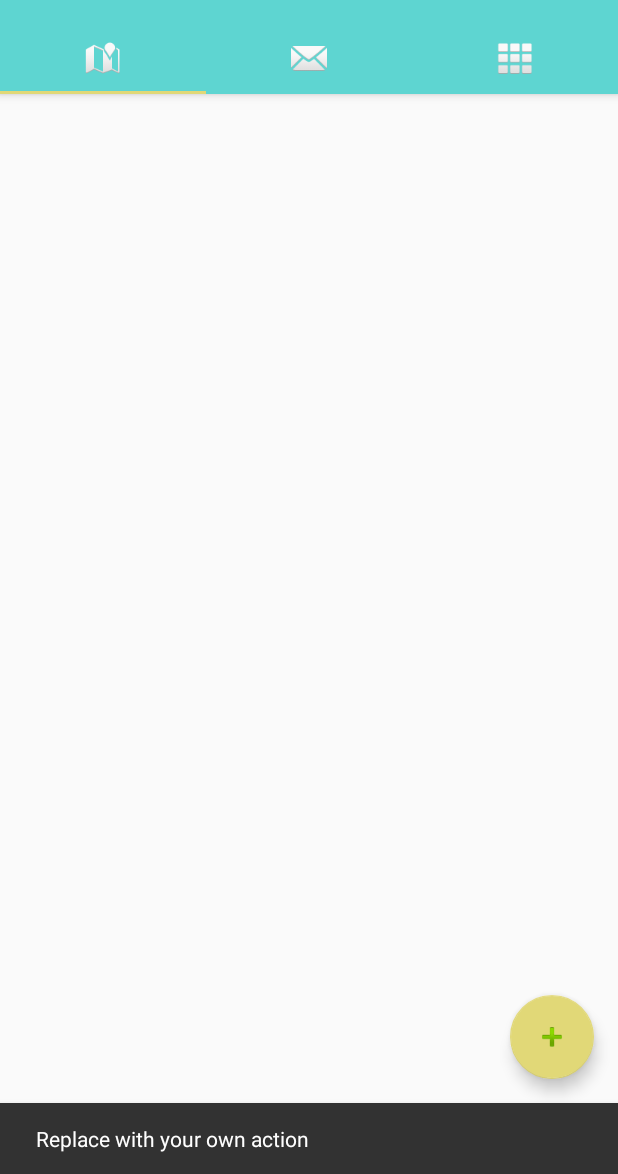
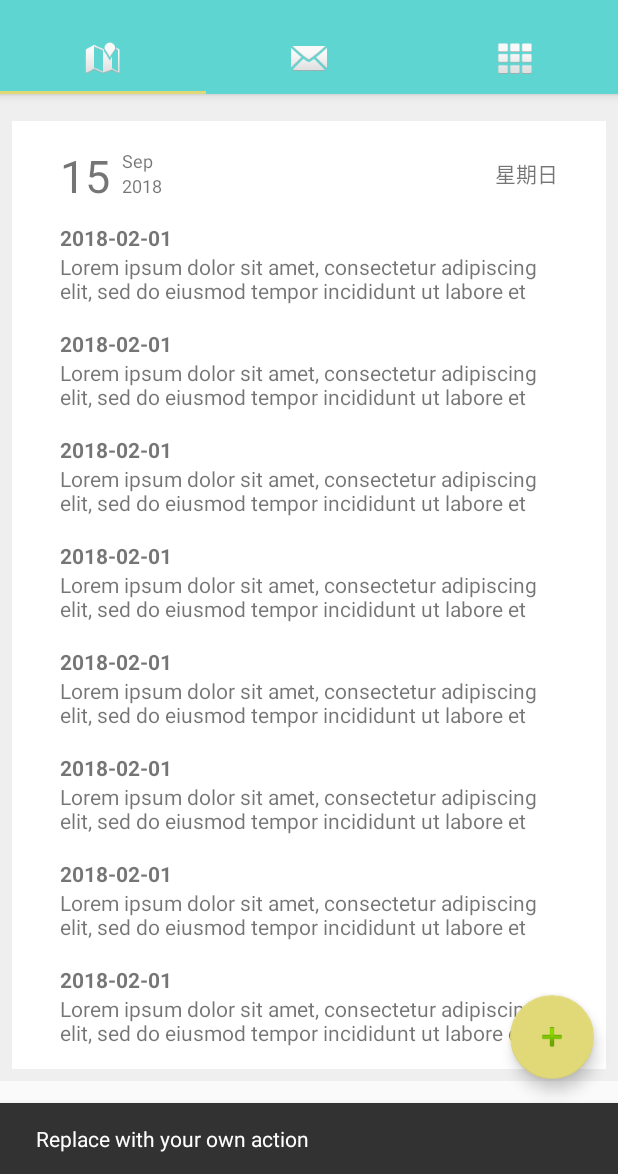
Before and after one commit to acercow/OneDay-Android, an Android app: the screen it shows after launch (HomeActivity), after a tap on an icon or button, on a phone screen of 412 x 824 dp, the part 62-1236 px from its top. Run offline under Robolectric (Android 15) with nearby library versions, the phone set to English and light mode, and no system bars; our stand-ins replace Room's generated code, RxJava.

Commit message:
timeline 简化版

```diff
--- a/app/src/main/java/com/acercow/oneday/BaseFragment.java
+++ b/app/src/main/java/com/acercow/oneday/BaseFragment.java
@@ -1,15 +1,15 @@
 package com.acercow.oneday;
 
-import android.app.Fragment;
 import android.content.Context;
 import android.os.Bundle;
+import android.support.v4.app.Fragment;
 import android.util.Log;
 import android.view.LayoutInflater;
 import android.view.View;
 import android.view.ViewGroup;
 
 /**
- * Created by JansenZhao on 2017/11/16.
+ * Created by zhaosen on 2017/11/16.
  */
 public abstract class BaseFragment extends Fragment implements View.OnClickListener {
     private boolean isDebug;
--- a/app/src/main/java/com/acercow/oneday/data/Note.java
+++ b/app/src/main/java/com/acercow/oneday/data/Note.java
@@ -1,6 +1,5 @@
 package com.acercow.oneday.data;
 
-import android.arch.persistence.room.ColumnInfo;
 import android.arch.persistence.room.Entity;
 import android.arch.persistence.room.PrimaryKey;
 import android.support.annotation.NonNull;
@@ -20,13 +19,13 @@ public class Note {
     private int weather;
     private int emotion;
     private int color;
-    private long date;
+    private String date;
     private long location;
     private String author;
     private String title;
     private String content;
 
-    public Note(String id, int weather, int emotion, int color, long date, long location, String author, String title, String content) {
+    public Note(String id, int weather, int emotion, int color, String date, long location, String author, String title, String content) {
         this.id = id;
         this.weather = weather;
         this.emotion = emotion;
@@ -70,11 +69,11 @@ public class Note {
         this.color = color;
     }
 
-    public long getDate() {
+    public String getDate() {
         return date;
     }
 
-    public void setDate(long date) {
+    public void setDate(String date) {
         this.date = date;
     }
 
--- a/app/src/main/java/com/acercow/oneday/data/repository/local/NotesLocalDataSource.java
+++ b/app/src/main/java/com/acercow/oneday/data/repository/local/NotesLocalDataSource.java
@@ -10,7 +10,9 @@ import com.acercow.oneday.data.NotesDataSource;
 
 import java.util.List;
 
+import io.reactivex.Completable;
 import io.reactivex.Flowable;
+import io.reactivex.schedulers.Schedulers;
 
 /**
  * Created by zhaosen on 2018/2/3.
@@ -19,9 +21,12 @@ public class NotesLocalDataSource implements NotesDataSource {
 
     private static NotesLocalDataSource INSTANCE = null;
     private AppDataBase mDatabase = null;
+
     private NotesLocalDataSource(Context context) {
-        mDatabase = Room.databaseBuilder(context.getApplicationContext(), AppDataBase.class, "one-day")
-        .build();
+        Completable.fromAction(() ->
+                mDatabase = Room.databaseBuilder(context.getApplicationContext(), AppDataBase.class, "one-day").build())
+                .subscribeOn(Schedulers.io())
+                .subscribe();
     }
 
     public static NotesLocalDataSource getInstance(Context context) {
@@ -43,22 +48,30 @@ public class NotesLocalDataSource implements NotesDataSource {
 
     @Override
     public void saveNote(@NonNull Note note) {
-        mDatabase.noteDao().insertAll(note);
+        Completable.fromAction(() -> mDatabase.noteDao().insertAll(note))
+                .subscribeOn(Schedulers.io())
+                .subscribe();
     }
 
     @Override
     public void updateNote(@NonNull Note note) {
-        mDatabase.noteDao().updateNotes(note);
+        Completable.fromAction(() -> mDatabase.noteDao().updateNotes(note))
+                .subscribeOn(Schedulers.io())
+                .subscribe();
     }
 
 
     @Override
     public void deleteNotes(@NonNull Note... notes) {
-        mDatabase.noteDao().deleteNotes(notes);
+        Completable.fromAction(() -> mDatabase.noteDao().deleteNotes(notes))
+                .subscribeOn(Schedulers.io())
+                .subscribe();
     }
 
     @Override
     public void deleteAll() {
-        mDatabase.noteDao().deleteAll();
+        Completable.fromAction(() -> mDatabase.noteDao().deleteAll())
+                .subscribeOn(Schedulers.io())
+                .subscribe();
     }
 }
--- a/app/src/main/java/com/acercow/oneday/data/repository/remote/NotesRemoteDataSource.java
+++ b/app/src/main/java/com/acercow/oneday/data/repository/remote/NotesRemoteDataSource.java
@@ -24,7 +24,6 @@ public class NotesRemoteDataSource implements NotesDataSource {
 
     private NotesRemoteDataSource() {
         FAKE_REMOTE_DATA = new HashMap<>();
-        FAKE_REMOTE_DATA.put("00000000", new Note("00000000", 1, 1, 1, 0, 1, "tester", "test title", "test content"));
     }
 
     public static NotesRemoteDataSource getInstance() {
--- /dev/null
+++ b/app/src/main/java/com/acercow/oneday/note/timeline/TimelineAdapter.java
@@ -0,0 +1,95 @@
+package com.acercow.oneday.note.timeline;
+
+import android.content.Context;
+import android.support.v7.widget.RecyclerView;
+import android.view.LayoutInflater;
+import android.view.View;
+import android.view.ViewGroup;
+import android.widget.TextView;
+
+import com.acercow.oneday.R;
+import com.acercow.oneday.data.Note;
+
+import java.util.ArrayList;
+import java.util.List;
+
+/**
+ * Created by zhaosen on 2018/2/9.
+ */
+
+public class TimelineAdapter extends RecyclerView.Adapter<TimelineAdapter.NoteItemViewHolder> {
+    private List<Note> mNotes = new ArrayList<>();
+    private static final int VIEW_TYPE_TIME_TAG = 0;
+    private static final int VIEW_TYPE_NOTE_ITEM = 1;
+
+    private Context mContext;
+    private LayoutInflater mLayoutInflater;
+    private String mPreviousDate = "";
+
+    public TimelineAdapter(Context context) {
+        this.mContext = context;
+        this.mLayoutInflater = LayoutInflater.from(context);
+    }
+
+    public void setData(List<Note> notes) {
+        this.mNotes = notes;
+    }
+
+    public void removeItem(Note note) {
+        mNotes.remove(note);
+    }
+
+    public void addItem(Note note) {
+        mNotes.add(note);
+    }
+
+
+    @Override
+    public NoteItemViewHolder onCreateViewHolder(ViewGroup parent, int viewType) {
+        return new NoteItemViewHolder(mLayoutInflater.inflate(R.layout.timeline_item_note, parent, false));
+    }
+
+    @Override
+    public void onBindViewHolder(NoteItemViewHolder holder, int position) {
+        Note note = mNotes.get(position);
+        if (isTimeTagHidePosition(position)) {
+            holder.cvContent.setVisibility(View.GONE);
+        } else {
+            holder.cvContent.setVisibility(View.VISIBLE);
+        }
+        mPreviousDate = note.getDate();
+        holder.tvTitle.setText(note.getDate());
+    }
+
+    private boolean isTimeTagHidePosition(int position) {
+        if (position < 0) {
+            throw new IllegalArgumentException("Arguments must be at least 0");
+        }
+        if (position == 0) {
+            return false;
+        } else {
+            return mNotes.get(position - 1).getDate().equals(mNotes.get(position).getDate());
+        }
+    }
+
+    @Override
+    public int getItemViewType(int position) {
+        return super.getItemViewType(position);
+    }
+
+    @Override
+    public int getItemCount() {
+        return mNotes.size();
+    }
+
+    public static class NoteItemViewHolder extends RecyclerView.ViewHolder {
+        public View cvContent;
+        public TextView tvTitle;
+        public NoteItemViewHolder(View itemView) {
+            super(itemView);
+            cvContent = itemView.findViewById(R.id.list_item_time_tag);
+            tvTitle = itemView.findViewById(R.id.note_item_title);
+        }
+    }
+
+}
--- a/app/src/main/java/com/acercow/oneday/note/timeline/TimelineFragment.java
+++ b/app/src/main/java/com/acercow/oneday/note/timeline/TimelineFragment.java
@@ -3,24 +3,24 @@ package com.acercow.oneday.note.timeline;
 import android.content.Context;
 import android.net.Uri;
 import android.os.Bundle;
-import android.support.v4.app.Fragment;
+import android.support.v7.widget.LinearLayoutManager;
+import android.support.v7.widget.RecyclerView;
 import android.view.LayoutInflater;
 import android.view.View;
 import android.view.ViewGroup;
 
+import com.acercow.oneday.BaseFragment;
 import com.acercow.oneday.R;
+import com.acercow.oneday.data.Note;
 
-/**
- * A simple {@link Fragment} subclass.
- * Activities that contain this fragment must implement the
- * {@link TimelineFragment.OnFragmentInteractionListener} interface
- * to handle interaction events.
- * Use the {@link TimelineFragment#newInstance} factory method to
- * create an instance of this fragment.
- */
-public class TimelineFragment extends Fragment {
-    // TODO: Rename parameter arguments, choose names that match
-    // the fragment initialization parameters, e.g. ARG_ITEM_NUMBER
+import java.util.ArrayList;
+import java.util.Collections;
+import java.util.Comparator;
+import java.util.List;
+
+
+public class TimelineFragment extends BaseFragment {
+
     private static final String ARG_PARAM1 = "param1";
     private static final String ARG_PARAM2 = "param2";
 
@@ -29,20 +29,12 @@ public class TimelineFragment extends Fragment {
     private String mParam2;
 
     private OnFragmentInteractionListener mListener;
+    private RecyclerView lvNote;
 
     public TimelineFragment() {
-        // Required empty public constructor
     }
 
-    /**
-     * Use this factory method to create a new instance of
-     * this fragment using the provided parameters.
-     *
-     * @param param1 Parameter 1.
-     * @param param2 Parameter 2.
-     * @return A new instance of fragment TimelineFragment.
-     */
-    // TODO: Rename and change types and number of parameters
+
     public static TimelineFragment newInstance(String param1, String param2) {
         TimelineFragment fragment = new TimelineFragment();
         Bundle args = new Bundle();
@@ -64,11 +56,48 @@ public class TimelineFragment extends Fragment {
     @Override
     public View onCreateView(LayoutInflater inflater, ViewGroup container,
                              Bundle savedInstanceState) {
-        // Inflate the layout for this fragment
-        return inflater.inflate(R.layout.fragment_diary_list, container, false);
+        return super.onCreateView(inflater, container, savedInstanceState);
     }
 
-    // TODO: Rename method, update argument and hook method into UI event
+    @Override
+    public int bindLayout() {
+        return R.layout.fragment_diary_list;
+    }
+
+    @Override
+    public void initView(View view) {
+        lvNote = view.findViewById(R.id.list_note);
+    }
+
+    @Override
+    public void doBusiness(Context mContext) {
+        List<Note> fakeNotes = new ArrayList<>();
+        for (int i = 0; i < 15; i++) {
+            Note note;
+            if (i % 3 == 0) {
+                note = new Note("0000000" + i, 1, 1, 1, "2018-02-02", 1, "tester", "test title", "test content");
+            } else {
+                note = new Note("0000000" + i, 1, 1, 1, "2018-02-01", 1, "tester", "test title", "test content");
+            }
+            fakeNotes.add(note);
+        }
+        Collections.sort(fakeNotes, new Comparator<Note>() {
+            @Override
+            public int compare(Note o1, Note o2) {
+                return o1.getDate().compareTo(o2.getDate());
+            }
+        });
+        TimelineAdapter adapter = new TimelineAdapter(getContext());
+        adapter.setData(fakeNotes);
+        lvNote.setLayoutManager(new LinearLayoutManager(getContext()));//这里用线性显示 类似于listview
+        lvNote.setAdapter(adapter);
+    }
+
+    @Override
+    public void widgetClick(View v) {
+
+    }
+
     public void onButtonPressed(Uri uri) {
         if (mListener != null) {
             mListener.onFragmentInteraction(uri);
@@ -92,18 +121,8 @@ public class TimelineFragment extends Fragment {
         mListener = null;
     }
 
-    /**
-     * This interface must be implemented by activities that contain this
-     * fragment to allow an interaction in this fragment to be communicated
-     * to the activity and potentially other fragments contained in that
-     * activity.
-     * <p>
-     * See the Android Training lesson <a href=
-     * "http://developer.android.com/training/basics/fragments/communicating.html"
-     * >Communicating with Other Fragments</a> for more information.
-     */
+
     public interface OnFragmentInteractionListener {
-        // TODO: Update argument type and name
         void onFragmentInteraction(Uri uri);
     }
 }
--- a/app/src/main/res/layout/activity_home.xml
+++ b/app/src/main/res/layout/activity_home.xml
@@ -29,13 +29,7 @@
 
 
     </android.support.design.widget.AppBarLayout>
-    <android.support.v4.view.ViewPager
-        android:id="@+id/home_view_pager"
-        android:layout_width="match_parent"
-        android:text="个性推荐"
-        android:layout_height="match_parent">
 
-    </android.support.v4.view.ViewPager>
     <include layout="@layout/content_main2" />
 
     <android.support.design.widget.FloatingActionButton
--- a/app/src/main/res/layout/content_main2.xml
+++ b/app/src/main/res/layout/content_main2.xml
@@ -7,5 +7,12 @@
     app:layout_behavior="@string/appbar_scrolling_view_behavior"
     tools:context="com.acercow.oneday.note.HomeActivity"
     tools:showIn="@layout/activity_home">
+    <android.support.v4.view.ViewPager
+        android:id="@+id/home_view_pager"
+        android:layout_width="match_parent"
+        android:layout_height="658dp"
+        android:text="个性推荐"
+        tools:layout_editor_absoluteY="1dp">
 
+    </android.support.v4.view.ViewPager>
 </android.support.constraint.ConstraintLayout>
--- a/app/src/main/res/layout/fragment_diary_list.xml
+++ b/app/src/main/res/layout/fragment_diary_list.xml
@@ -1,13 +1,23 @@
-<FrameLayout xmlns:android="http://schemas.android.com/apk/res/android"
+<android.support.constraint.ConstraintLayout xmlns:android="http://schemas.android.com/apk/res/android"
+    xmlns:app="http://schemas.android.com/apk/res-auto"
     xmlns:tools="http://schemas.android.com/tools"
+    android:id="@+id/frameLayout"
     android:layout_width="match_parent"
     android:layout_height="match_parent"
+    android:background="#EFEFEF"
     tools:context="com.acercow.oneday.note.timeline.TimelineFragment">
 
-    <!-- TODO: Update blank fragment layout -->
-    <TextView
+
+    <android.support.v7.widget.RecyclerView
+        android:id="@+id/list_note"
         android:layout_width="match_parent"
         android:layout_height="match_parent"
-        android:text="@string/hello_blank_fragment" />
-
-</FrameLayout>
+        android:layout_marginBottom="8dp"
+        android:layout_marginEnd="8dp"
+        android:layout_marginStart="8dp"
+        android:layout_marginTop="8dp"
+        app:layout_constraintBottom_toBottomOf="parent"
+        app:layout_constraintEnd_toEndOf="parent"
+        app:layout_constraintStart_toStartOf="parent"
+        app:layout_constraintTop_toTopOf="parent" />
+</android.support.constraint.ConstraintLayout>
--- /dev/null
+++ b/app/src/main/res/layout/timeline_item_note.xml
@@ -0,0 +1,113 @@
+<?xml version="1.0" encoding="utf-8"?>
+<android.support.constraint.ConstraintLayout xmlns:android="http://schemas.android.com/apk/res/android"
+    xmlns:app="http://schemas.android.com/apk/res-auto"
+    xmlns:tools="http://schemas.android.com/tools"
+    android:layout_width="match_parent"
+    android:layout_height="wrap_content"
+    android:background="#FFF"
+    tools:layout_editor_absoluteY="25dp">
+
+    <android.support.constraint.ConstraintLayout
+        android:id="@+id/list_item_time_tag"
+        android:layout_width="match_parent"
+        android:layout_height="wrap_content"
+        android:background="#FFF"
+        app:layout_constraintBottom_toTopOf="@+id/list_item_note"
+        app:layout_constraintEnd_toEndOf="parent"
+        app:layout_constraintStart_toStartOf="parent"
+        app:layout_constraintTop_toTopOf="parent">
+
+        <View
+            android:id="@+id/line"
+            android:layout_width="match_parent"
+            android:layout_height="10dp"
+            android:background="#EFEFEF"
+            app:layout_constraintEnd_toEndOf="parent"
+            app:layout_constraintStart_toStartOf="parent"
+            app:layout_constraintTop_toTopOf="parent" />
+
+        <TextView
+            android:id="@+id/timestamp_day"
+            android:layout_width="wrap_content"
+            android:layout_height="36dp"
+            android:layout_marginBottom="8dp"
+            android:layout_marginStart="32dp"
+            android:layout_marginTop="16dp"
+            android:text="15"
+            android:textAlignment="center"
+            android:textSize="30sp"
+            app:layout_constraintBottom_toBottomOf="parent"
+            app:layout_constraintStart_toStartOf="parent"
+            app:layout_constraintTop_toBottomOf="@+id/line" />
+
+        <TextView
+            android:id="@+id/timestamp_month"
+            android:layout_width="32dp"
+            android:layout_height="wrap_content"
+            android:layout_marginStart="8dp"
+            android:layout_marginTop="18dp"
+            android:text="Sep"
+            android:textSize="12sp"
+            app:layout_constraintStart_toEndOf="@+id/timestamp_day"
+            app:layout_constraintTop_toBottomOf="@+id/line" />
+
+        <TextView
+            android:id="@+id/timestamp_year"
+            android:layout_width="32dp"
+            android:layout_height="wrap_content"
+            android:text="2018"
+            android:textSize="12sp"
+            app:layout_constraintEnd_toEndOf="@+id/timestamp_month"
+            app:layout_constraintStart_toStartOf="@+id/timestamp_month"
+            app:layout_constraintTop_toBottomOf="@+id/timestamp_month" />
+
+        <TextView
+            android:id="@+id/timestamp_week"
+            android:layout_width="wrap_content"
+            android:layout_height="wrap_content"
+            android:layout_marginEnd="32dp"
+            android:layout_marginTop="24dp"
+            android:text="星期日"
+            app:layout_constraintEnd_toEndOf="parent"
+            app:layout_constraintTop_toBottomOf="@+id/line" />
+
+    </android.support.constraint.ConstraintLayout>
+
+    <android.support.constraint.ConstraintLayout
+        android:id="@+id/list_item_note"
+        android:layout_width="match_parent"
+        android:layout_height="wrap_content"
+        android:background="#FFF"
+        app:layout_constraintBottom_toBottomOf="parent"
+        app:layout_constraintEnd_toEndOf="parent"
+        app:layout_constraintStart_toStartOf="parent"
+        app:layout_constraintTop_toBottomOf="@+id/list_item_time_tag">
+
+        <TextView
+            android:id="@+id/note_item_title"
+            android:layout_width="347dp"
+            android:layout_height="wrap_content"
+            android:layout_marginStart="32dp"
+            android:layout_marginTop="8dp"
+            android:text="Lorem Ipsum"
+            android:textStyle="bold"
+            app:layout_constraintStart_toStartOf="parent"
+            app:layout_constraintTop_toTopOf="parent" />
+
+        <TextView
+            android:id="@+id/note_item_content"
+            android:layout_width="347dp"
+            android:layout_height="wrap_content"
+            android:layout_marginBottom="8dp"
+            android:layout_marginStart="8dp"
+            android:maxLines="2"
+            android:text="Lorem ipsum dolor sit amet, consectetur adipiscing elit, sed do eiusmod tempor incididunt ut labore et dolore magna aliqua. Ut enim ad minim veniam, quis nostrud exercitation ullamco laboris nisi ut aliquip ex ea commodo consequat. Duis aute irure dolor in reprehenderit in voluptate velit esse cillum dolore eu fugiat nulla pariatur. Excepteur sint occaecat cupidatat non proident, sunt in culpa qui officia deserunt mollit anim id est laborum"
+            app:layout_constraintBottom_toBottomOf="parent"
+            app:layout_constraintEnd_toEndOf="@+id/note_item_title"
+            app:layout_constraintHorizontal_bias="1.0"
+            app:layout_constraintStart_toStartOf="@+id/note_item_title"
+            app:layout_constraintTop_toBottomOf="@+id/note_item_title" />
+
+    </android.support.constraint.ConstraintLayout>
+
+</android.support.constraint.ConstraintLayout>
```
Also changed, not shown: app/src/main/java/com/acercow/oneday/data/Injection.java (added, +17 -0 lines), app/src/main/java/com/acercow/oneday/note/timeline/TimelineContract.java (added, +31 -0 lines), app/src/main/res/layout/timeline_item_time_tag.xml (added, +56 -0 lines), 1 other file.
